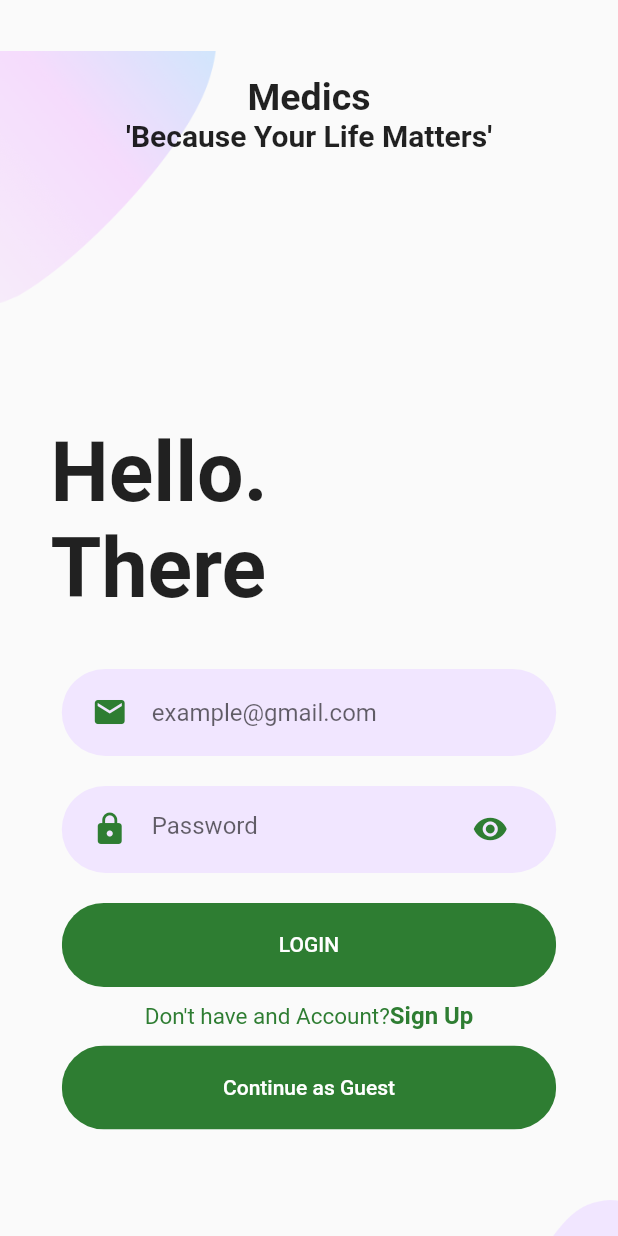
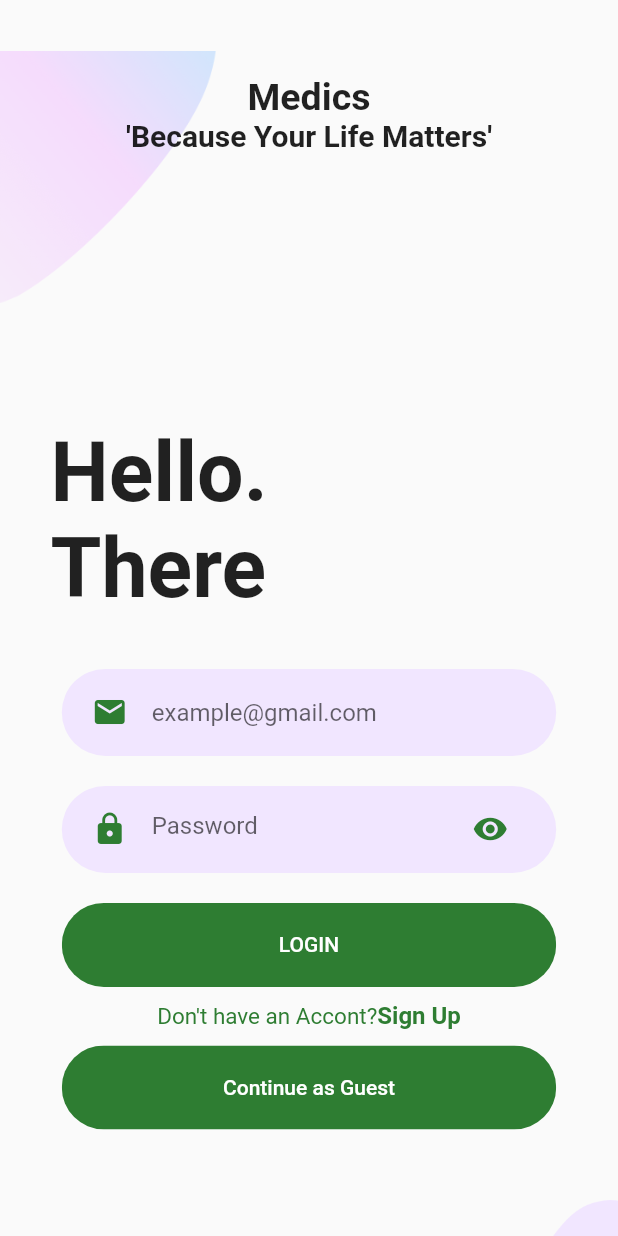
Before and after one commit to sudip70/FYP-Frontend_Flutter, a Flutter app: the screen it shows after launch, after a tap on "LOGIN", on a phone screen of 412 x 824 dp. Run offline on Flutter 3.47's test engine with Material 2 defaults, Android fonts, the phone set to English and light mode, and no system bars; our stand-ins replace flutter_svg, google_nav_bar.

Commit message:
Few bug fixes

```diff
--- a/medics/lib/screens/doctor_screen/components/body.dart
+++ b/medics/lib/screens/doctor_screen/components/body.dart
@@ -25,7 +25,7 @@ class Body extends StatelessWidget {
               ),
             ),
             SizedBox(height: size.height * 0.02),
-            DoctorDetails(),
+            const DoctorDetails(),
             SizedBox(height: size.height * 0.02),
           ],
         ),
@@ -47,7 +47,7 @@ class DoctorDetails extends StatelessWidget {
         child: Padding(
           padding: EdgeInsets.symmetric(horizontal: 15),
           child: Text(
-            "Name: \nEmail: \nPhone: \nSpecialization: ",
+            "Name: \nEmail: \nPhone: \nHospital: \nSpecialization: ",
             overflow: TextOverflow.visible,
             //textAlign: TextAlign.center,
             style: TextStyle(
@@ -57,7 +57,7 @@ class DoctorDetails extends StatelessWidget {
           ),
         ),
       ),
-      height: 120,
+      height: 135,
       width: 335,
       decoration: BoxDecoration(
         color: kTextBoxColor,
--- a/medics/lib/screens/login_screen/components/body.dart
+++ b/medics/lib/screens/login_screen/components/body.dart
@@ -1,10 +1,8 @@
-// ignore_for_file: prefer_const_constructors, prefer_const_literals_to_create_immutables
-
 import 'package:flutter/material.dart';
-import 'package:medics/components/already_have_an_account_check.dart';
 import 'package:medics/components/rounded_button.dart';
 import 'package:medics/components/rounded_input_field.dart';
 import 'package:medics/components/rounded_password_field.dart';
+import 'package:medics/constants.dart';
 import 'package:medics/paths.dart';
 import 'package:medics/screens/login_screen/components/background.dart';
 
@@ -19,22 +17,21 @@ class Body extends StatelessWidget {
     return Background(
       child: Column(
         mainAxisAlignment: MainAxisAlignment.start,
-        // ignore: prefer_const_literals_to_create_immutables
         children: <Widget>[
-          Padding(
-            padding: const EdgeInsets.only(top: 50),
+          const Padding(
+            padding: EdgeInsets.only(top: 50),
             child: Text(
               "Medics",
               style: TextStyle(fontWeight: FontWeight.bold, fontSize: 25),
             ),
           ),
-          Text(
+          const Text(
             "'Because Your Life Matters'",
             style: TextStyle(fontWeight: FontWeight.bold, fontSize: 20),
           ),
           SizedBox(height: size.height * 0.05),
-          Padding(
-            padding: const EdgeInsets.only(right: 200.0, top: 140),
+          const Padding(
+            padding: EdgeInsets.only(right: 200.0, top: 140),
             child: Text(
               "Hello."
               "\nThere",
@@ -56,8 +53,30 @@ class Body extends StatelessWidget {
             text: "LOGIN",
             press: () {},
           ),
-          AlreadyHaveAnAccountCheck(
-            press: () {},
+          Row(
+            mainAxisAlignment: MainAxisAlignment.center,
+            children: <Widget>[
+              const Text(
+                "Don't have an Accont?",
+                style: TextStyle(
+                  color: kPrimaryColor,
+                  fontSize: 15,
+                ),
+              ),
+              GestureDetector(
+                onTap: () {
+                  Navigator.pushNamed(context, AppPath.signuppage);
+                },
+                child: const Text(
+                  "Sign Up",
+                  style: TextStyle(
+                    color: kPrimaryColor,
+                    fontWeight: FontWeight.bold,
+                    fontSize: 16,
+                  ),
+                ),
+              ),
+            ],
           ),
           RoundedButton(
             text: "Continue as Guest",
@@ -65,7 +84,7 @@ class Body extends StatelessWidget {
               Navigator.pushNamed(context, AppPath.mainpage);
             },
           ),
-          SizedBox(
+          const SizedBox(
             height: 145,
           )
         ],
--- a/medics/lib/screens/login_screen/login_screen.dart
+++ b/medics/lib/screens/login_screen/login_screen.dart
@@ -1,12 +1,12 @@
-// ignore_for_file: prefer_const_constructors
-
 import 'package:flutter/material.dart';
 import 'package:medics/screens/login_screen/components/body.dart';
 
 class LoginScreen extends StatelessWidget {
+  const LoginScreen({Key? key}) : super(key: key);
+
   @override
   Widget build(BuildContext context) {
-    return Material(
+    return const Material(
       child: SingleChildScrollView(child: Body()),
     );
   }
```
Also changed, not shown: medics/lib/screens/signup_screen/components/body.dart (+31 -11 lines), medics/lib/assets/images/people.png (added).
